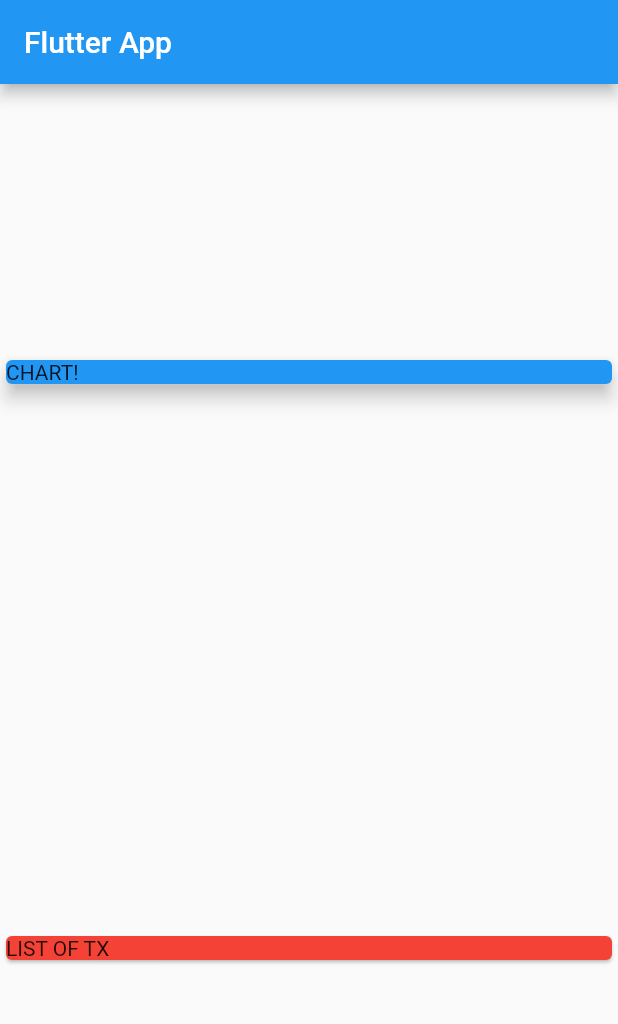
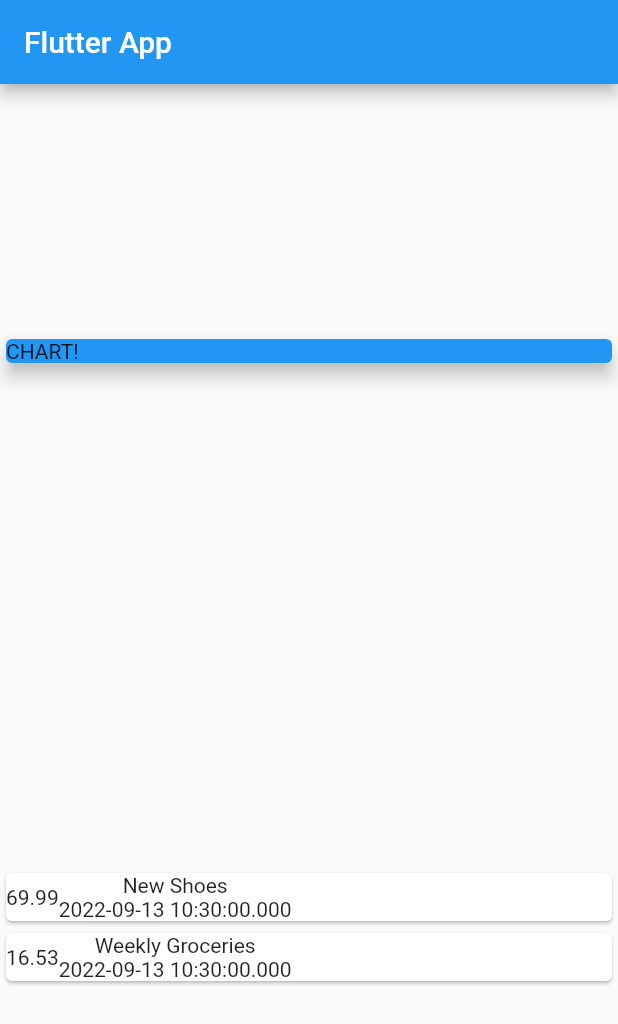
Before and after one commit to SebiC98/Personal-Expenses-App, a Flutter app: the screen it shows after launch, on a phone screen of 412 x 824 dp. Shown: the top 1024 px of the screen. Run offline on Flutter 3.47's test engine with Material 2 defaults, Android fonts, the phone set to English and light mode, and no system bars.

Commit message:
Transactions Not Styled

```diff
--- a/lib/main.dart
+++ b/lib/main.dart
@@ -1,4 +1,5 @@
 import 'package:flutter/material.dart';
+import './transaction.dart';
 
 void main() => runApp(MyApp());
 
@@ -13,6 +14,21 @@ class MyApp extends StatelessWidget {
 }
 
 class MyHomePage extends StatelessWidget {
+  final List<Transaction> transactions = [
+    Transaction(
+      id: 't1',
+      title: 'New Shoes',
+      amount: 69.99,
+      date: DateTime.now(),
+    ),
+    Transaction(
+      id: 't2',
+      title: 'Weekly Groceries',
+      amount: 16.53,
+      date: DateTime.now(),
+    ),
+  ];
+
   @override
   Widget build(BuildContext context) {
     return Scaffold(
@@ -31,11 +47,25 @@ class MyHomePage extends StatelessWidget {
               elevation: 5,
             ),
           ),
-            Card(
-              color: Colors.red,
-              child: Text('LIST OF TX'),
+          Column(
+            children: transactions.map((tx) {
+              return Card(
+                child: Row(children: <Widget>[
+                  Container(
+                    child: Text(tx.amount.toString()),
+                  ),
+                  Column(
+                    children: <Widget>[
+                      Text(tx.title),
+                      Text(tx.date.toString())
+                    ],
                   )
                 ]),
               );
+            }).toList(),
+          ),
+        ],
+      ),
+    );
   }
 }
--- /dev/null
+++ b/lib/transaction.dart
@@ -0,0 +1,14 @@
+import 'package:flutter/foundation.dart';
+
+class Transaction {
+  final String id;
+  final String title;
+  final double amount;
+  final DateTime date;
+
+  Transaction(
+      {@required this.id,
+      @required this.title,
+      @required this.amount,
+      @required this.date});
+}
```
Lines whose indentation alone changed are shown as unchanged.
